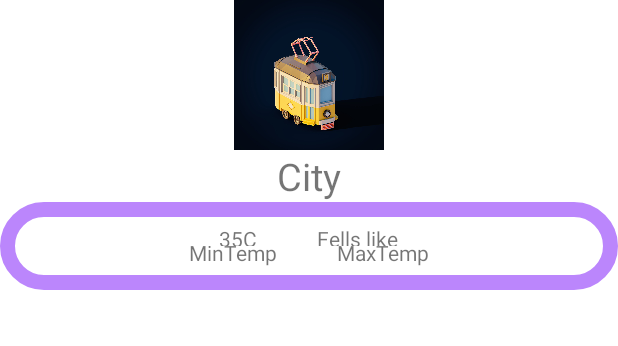
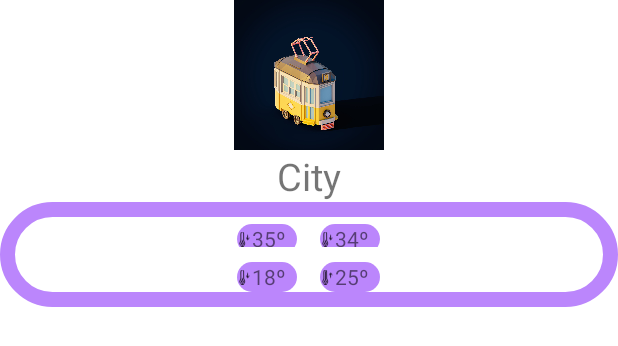
Before and after one commit to VilhenaChen/Time-And-Weather-Android, an Android app: the layout activity_city_information.xml on its own in the app's theme, with its tools: preview values and no code run, on a phone screen of 412 x 824 dp. Shown: the top 346 px of the screen. Run offline under Robolectric (Android 15) with nearby library versions, the phone set to English and light mode, and no system bars.

Commit message:
Fixed some UI bugs

```diff
--- a/app/src/main/java/pt/vilhena/timeandweatherapp/GridItemAdapter.kt
+++ b/app/src/main/java/pt/vilhena/timeandweatherapp/GridItemAdapter.kt
@@ -63,7 +63,6 @@ class GridItemAdapter(
             }
         })
 
-
         return view
     }
 
--- a/app/src/main/java/pt/vilhena/timeandweatherapp/data/Data.kt
+++ b/app/src/main/java/pt/vilhena/timeandweatherapp/data/Data.kt
@@ -26,7 +26,6 @@ class Data {
                 call: Call<WeatherResponse?>,
                 response: Response<WeatherResponse?>
             ) {
-                Log.d(TAG, "Web Response code: ${response.code()}")
                 if (response.body() != null) {
                     var weather = response.body()
                     if (weather != null) {
@@ -36,8 +35,6 @@ class Data {
                         }")
                         citiesArrayList.sortWith(compareBy({ it.name }))
                         gridAdapter.notifyDataSetChanged()
-                    } else {
-                        println("NULL")
                     }
                 }
             }
@@ -59,7 +56,6 @@ class Data {
                     call: Call<WeatherResponse?>,
                     response: Response<WeatherResponse?>
                 ) {
-                    Log.d(TAG, "Web Response code: ${response.code()}")
                     if (response.body() != null) {
                         var weather = response.body()
                         if (weather != null) {
@@ -69,14 +65,11 @@ class Data {
                             }")
                             citiesArrayList.sortWith(compareBy({ it.name }))
                             gridAdapter.notifyDataSetChanged()
-                        } else {
-                            println("NULL")
                         }
                     }
                 }
 
                 override fun onFailure(call: Call<WeatherResponse?>, t: Throwable) {
-                    TODO("Not yet implemented")
                 }
             })
         }
--- a/app/src/main/res/layout/activity_city_information.xml
+++ b/app/src/main/res/layout/activity_city_information.xml
@@ -7,9 +7,13 @@
     tools:context=".CityInformation_Activity">
 
     <LinearLayout
-        android:layout_width="match_parent"
+        android:id="@+id/linearLayout"
+        android:layout_width="0dp"
         android:layout_height="wrap_content"
         android:orientation="vertical"
+        app:layout_constraintEnd_toEndOf="parent"
+        app:layout_constraintStart_toStartOf="parent"
+        app:layout_constraintTop_toTopOf="parent"
         android:gravity="center">
 
         <ImageView
@@ -22,73 +26,129 @@
         <LinearLayout
             android:layout_width="match_parent"
             android:layout_height="wrap_content"
-            android:orientation="vertical"
-            android:gravity="center">
+            android:gravity="center"
+            android:orientation="vertical">
+
             <TextView
                 android:id="@+id/cityNameTextField"
                 android:layout_width="match_parent"
                 android:layout_height="wrap_content"
                 android:text="City"
-                android:textSize="25sp"
-                android:textAlignment="center">
-            </TextView>
+                android:textAlignment="center"
+                android:textSize="25sp"></TextView>
 
             <LinearLayout
                 android:layout_width="match_parent"
                 android:layout_height="wrap_content"
-                android:orientation="vertical"
+                android:background="@drawable/round_rec_only_border"
                 android:gravity="center"
-                android:background="@drawable/round_rec_only_border">
+                android:orientation="vertical">
 
                 <LinearLayout
                     android:layout_width="match_parent"
                     android:layout_height="wrap_content"
+                    android:gravity="center"
+                    android:orientation="horizontal">
+
+                    <LinearLayout
+                        android:layout_width="40sp"
+                        android:layout_height="20sp"
+                        android:background="@drawable/round_rec"
                         android:orientation="horizontal"
-                    android:gravity="center">
+                        android:layout_marginTop="10dp"
+                        android:layout_marginRight="15dp">
+
+                        <ImageView
+                            android:layout_width="10sp"
+                            android:layout_height="wrap_content"
+                            android:src="@drawable/ic_mintemperatureicon">
+                        </ImageView>
 
                         <TextView
                             android:id="@+id/temperature"
                             android:layout_width="wrap_content"
                             android:layout_height="wrap_content"
-                        android:text="35C"
-                        android:layout_marginLeft="20sp"
-                        android:layout_marginRight="20sp"
-                        android:layout_marginTop="10sp">
+                            android:text="35º">
                         </TextView>
+
+                    </LinearLayout>
+
+                    <LinearLayout
+                        android:layout_width="40sp"
+                        android:layout_height="20sp"
+                        android:background="@drawable/round_rec"
+                        android:orientation="horizontal"
+                        android:layout_marginTop="10dp"
+                        >
+
+                        <ImageView
+                            android:layout_width="10sp"
+                            android:layout_height="wrap_content"
+                            android:src="@drawable/ic_mintemperatureicon">
+                        </ImageView>
+
                         <TextView
                             android:id="@+id/fellsLike"
                             android:layout_width="wrap_content"
                             android:layout_height="wrap_content"
-                        android:text="Fells like"
-                        android:layout_marginLeft="20sp"
-                        android:layout_marginRight="20sp"
-                        android:layout_marginTop="10sp">
+                            android:text="34º">
                         </TextView>
+
+                    </LinearLayout>
+
                 </LinearLayout>
 
                 <LinearLayout
                     android:layout_width="match_parent"
                     android:layout_height="wrap_content"
+                    android:gravity="center"
+                    android:orientation="horizontal">
+
+                    <LinearLayout
+                        android:layout_width="40sp"
+                        android:layout_height="20sp"
+                        android:background="@drawable/round_rec"
                         android:orientation="horizontal"
-                    android:gravity="center">
+                        android:layout_marginTop="10dp"
+                        android:layout_marginBottom="10dp"
+                        android:layout_marginRight="15dp">
+
+                        <ImageView
+                            android:layout_width="10sp"
+                            android:layout_height="wrap_content"
+                            android:src="@drawable/ic_mintemperatureicon">
+                        </ImageView>
+
                         <TextView
                             android:id="@+id/minTemp"
                             android:layout_width="wrap_content"
                             android:layout_height="wrap_content"
-                        android:text="MinTemp"
-                        android:layout_marginLeft="20sp"
-                        android:layout_marginRight="20sp"
-                        android:layout_marginBottom="10sp">
+                            android:text="18º">
                         </TextView>
+
+                    </LinearLayout>
+
+                    <LinearLayout
+                        android:layout_width="40sp"
+                        android:layout_height="20sp"
+                        android:background="@drawable/round_rec"
+                        android:orientation="horizontal"
+                        android:layout_marginTop="10dp"
+                        android:layout_marginBottom="10dp">
+
+                        <ImageView
+                            android:layout_width="10sp"
+                            android:layout_height="wrap_content"
+                            android:src="@drawable/ic_maxtemperatureicon">
+                        </ImageView>
+
                         <TextView
                             android:id="@+id/maxTemp"
                             android:layout_width="wrap_content"
                             android:layout_height="wrap_content"
-                        android:text="MaxTemp"
-                        android:layout_marginLeft="20sp"
-                        android:layout_marginRight="20sp"
-                        android:layout_marginBottom="10sp">
-                    </TextView>
+                            android:text="25º"></TextView>
+                    </LinearLayout>
+
 
                 </LinearLayout>
 
--- a/app/src/main/res/layout/grid_item.xml
+++ b/app/src/main/res/layout/grid_item.xml
@@ -81,11 +81,10 @@
 
                     <ImageView
                         android:id="@+id/weatherImage"
-                        android:layout_width="wrap_content"
+                        android:layout_width="100dp"
                         android:layout_height="wrap_content"
                         android:layout_alignParentRight="true"
-                        android:src="@drawable/lisbontrain">
-                    </ImageView>
+                        android:src="@drawable/lisbontrain"></ImageView>
 
                 </RelativeLayout>
 
```
Lines whose indentation alone changed are shown as unchanged.
